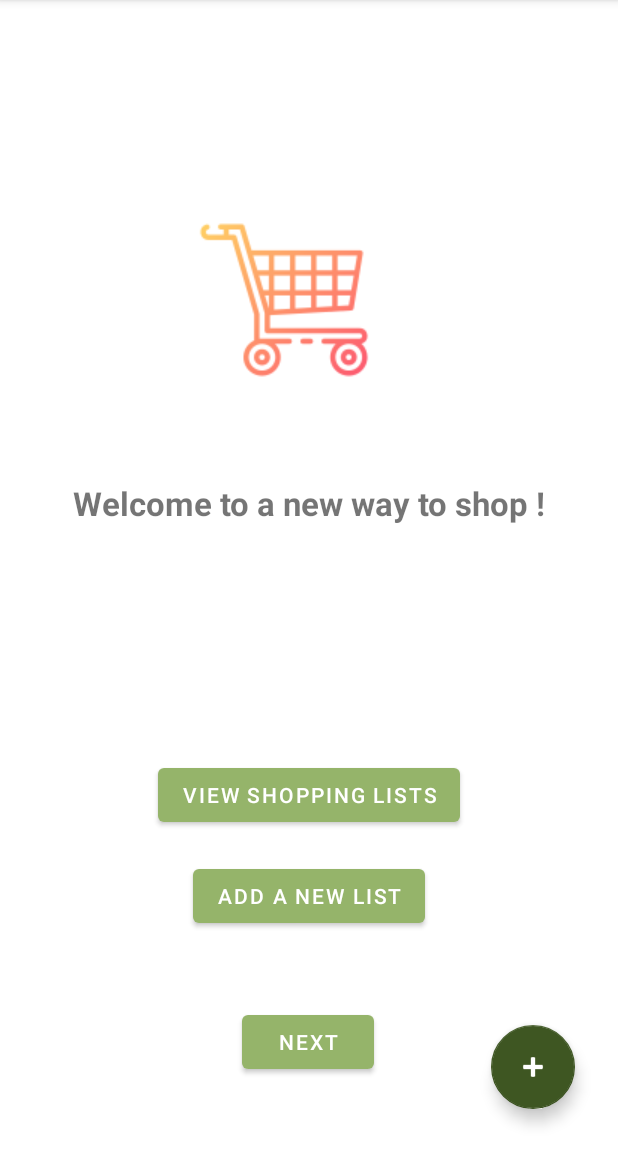
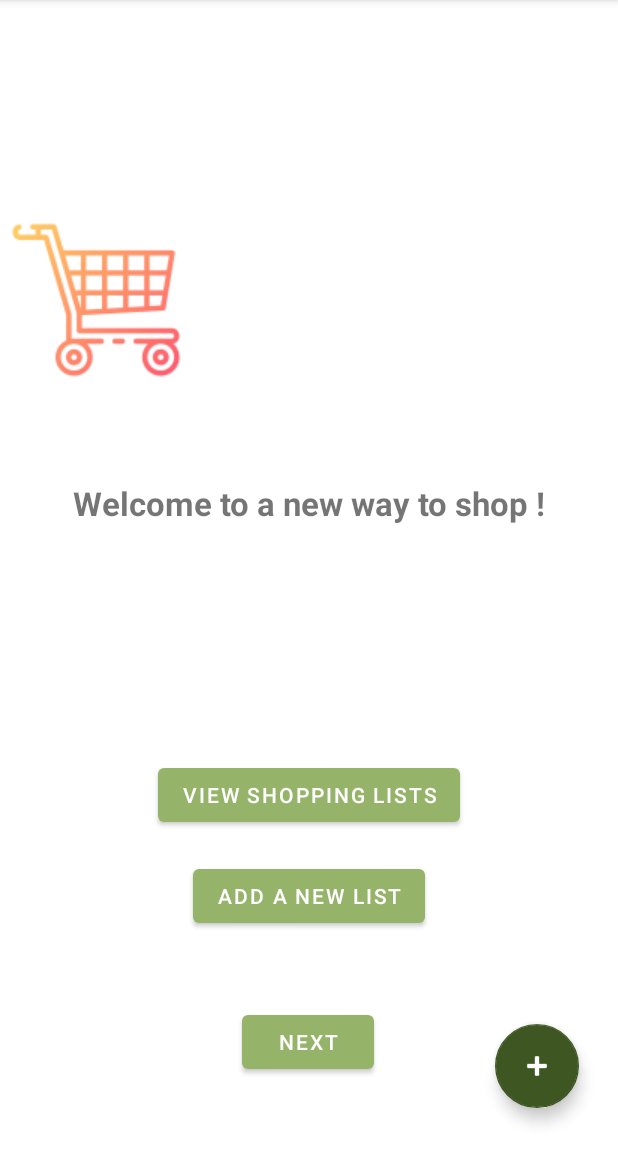
Before and after one commit to tanphan01/Easy_Peasy_Shopping_List, an Android app: the screen it shows after launch (MainActivity), on a phone screen of 412 x 824 dp, the part 84-1236 px from its top. Run offline under Robolectric (Android 15) with nearby library versions, the phone set to English and light mode, and no system bars; our stand-ins replace navigation-ui.

Commit message:
Fix layout FirstFragment

```diff
--- a/app/src/main/res/layout/fragment_first.xml
+++ b/app/src/main/res/layout/fragment_first.xml
@@ -7,14 +7,11 @@
     tools:context=".FirstFragment">
 
 
-
     <ImageView
         android:id="@+id/imageView3"
         android:layout_width="wrap_content"
         android:layout_height="wrap_content"
         android:layout_marginTop="136dp"
-        app:layout_constraintEnd_toEndOf="parent"
-        app:layout_constraintHorizontal_bias="0.441"
         app:layout_constraintStart_toStartOf="parent"
         app:layout_constraintTop_toTopOf="parent"
         app:srcCompat="@drawable/caddie" />
@@ -67,14 +64,11 @@
         android:layout_width="wrap_content"
         android:layout_height="wrap_content"
         android:layout_gravity="bottom|end"
-        android:layout_marginBottom="16dp"
+        android:layout_marginEnd="26dp"
+        android:layout_marginBottom="29dp"
         android:contentDescription="TODO"
         app:layout_constraintBottom_toBottomOf="parent"
         app:layout_constraintEnd_toEndOf="parent"
-        app:layout_constraintHorizontal_bias="0.731"
-        app:layout_constraintStart_toEndOf="@+id/btn_first"
-        app:layout_constraintTop_toBottomOf="@+id/btn2"
-        app:layout_constraintVertical_bias="0.826"
         app:srcCompat="@android:drawable/ic_input_add" />
 
 </androidx.constraintlayout.widget.ConstraintLayout>
```
